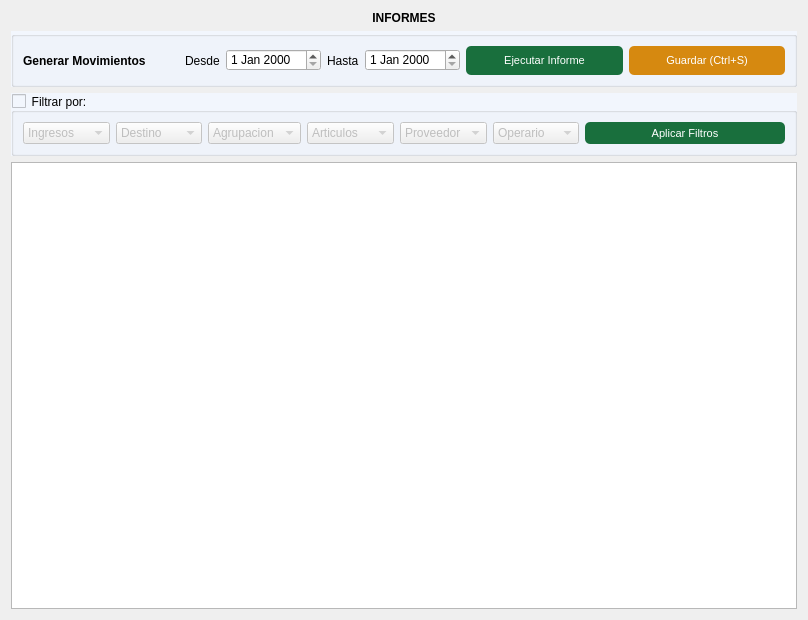
The window that gui/informes/informes.ui (Lonaris/Corupel) describes before a commit, drawn with Qt 5.
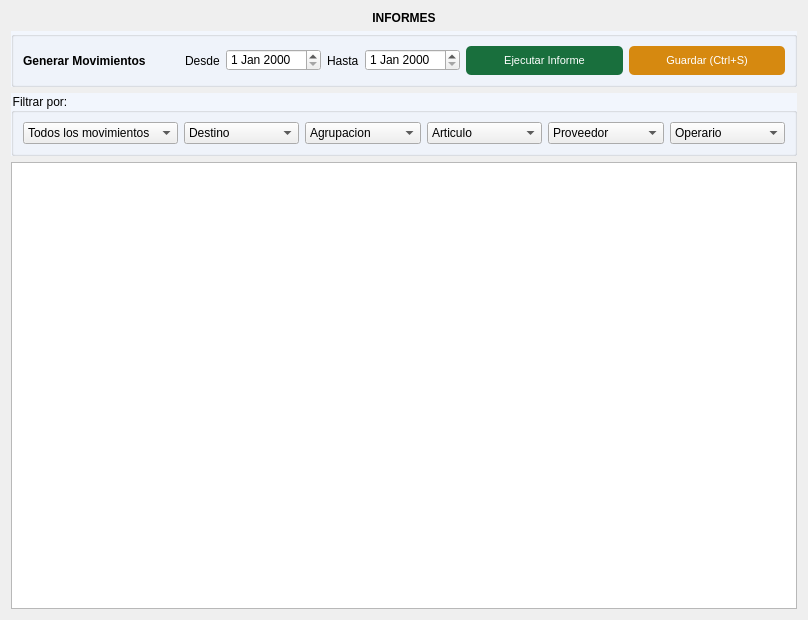
The same window after the commit. Icons and pictures are not drawn.

Commit message: Deshecho el cambio de interfaz en informes

What changed in the file:
```diff
--- a/gui/informes/informes.ui
+++ b/gui/informes/informes.ui
@@ -196,7 +196,7 @@
       <string>Filtrar por:</string>
      </property>
      <property name="checkable">
-      <bool>true</bool>
+      <bool>false</bool>
      </property>
      <property name="checked">
       <bool>false</bool>
@@ -215,7 +215,7 @@
        <widget class="QComboBox" name="comboBox_3">
         <item>
          <property name="text">
-          <string>Articulos</string>
+          <string>Articulo</string>
          </property>
         </item>
        </widget>
@@ -229,48 +229,6 @@
         </item>
        </widget>
       </item>
-      <item row="0" column="6">
-       <widget class="QPushButton" name="btn_ejecutar_2">
-        <property name="sizePolicy">
-         <sizepolicy hsizetype="Expanding" vsizetype="Fixed">
-          <horstretch>0</horstretch>
-          <verstretch>0</verstretch>
-         </sizepolicy>
-        </property>
-        <property name="maximumSize">
-         <size>
-          <width>200</width>
-          <height>200</height>
-         </size>
-        </property>
-        <property name="styleSheet">
-         <string notr="true">#btn_ejecutar_2{
-	background-color: #196F3D;
-	color: #ffffff;
-	font-family: 'Ariall';
-	font-size: 11px;
-	border-radius: 5px;
-	}
-
-#btn_ejecutar_2:hover{
-	background-color: #04B431;
-	}</string>
-        </property>
-        <property name="text">
-         <string>Aplicar Filtros</string>
-        </property>
-        <property name="icon">
-         <iconset>
-          <normaloff>../ico/accept_database.ico</normaloff>../ico/accept_database.ico</iconset>
-        </property>
-        <property name="iconSize">
-         <size>
-          <width>30</width>
-          <height>30</height>
-         </size>
-        </property>
-       </widget>
-      </item>
       <item row="0" column="2">
        <widget class="QComboBox" name="filtro_agrupacion">
         <item>
@@ -305,7 +263,12 @@
        </widget>
       </item>
       <item row="0" column="0">
-       <widget class="QComboBox" name="comboBox_4">
+       <widget class="QComboBox" name="filtro_movimiento">
+        <item>
+         <property name="text">
+          <string>Todos los movimientos</string>
+         </property>
+        </item>
         <item>
          <property name="text">
           <string>Ingresos</string>
```
Left out of the diff: 6 changed lines with no effect on the pictures. The commit also changes 2 other files.
